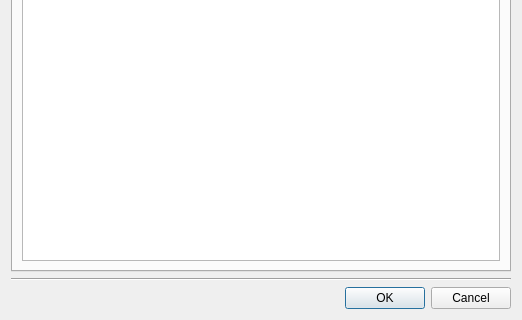
Above: src/dialogs/about/about.ui from axsapronov/bQella before the change; both pictures show x 0 to 522 and y 189 to 509 of the 522 by 509 pixel window. Below: the same form after it.
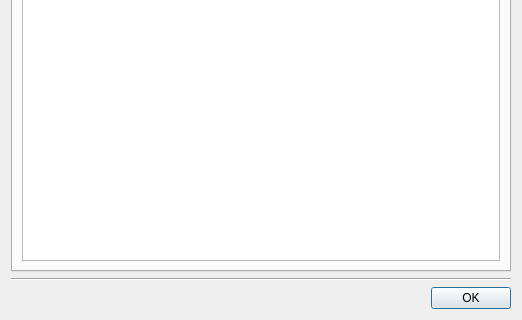
That is the form after the change. The open tabs and pages were chosen to show the change. Icons and pictures are not drawn.

```diff
--- a/src/dialogs/about/about.ui
+++ b/src/dialogs/about/about.ui
@@ -226,7 +226,7 @@
       <enum>Qt::Horizontal</enum>
      </property>
      <property name="standardButtons">
-      <set>QDialogButtonBox::Cancel|QDialogButtonBox::Ok</set>
+      <set>QDialogButtonBox::Ok</set>
      </property>
     </widget>
    </item>
```
Left out of the diff: 1 changed line with no effect on the pictures.
